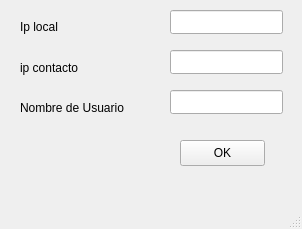
Before: the Qt Designer form Practica06/Inicio.ui in marcobravociencias/Redes2017, drawn with Qt 5.
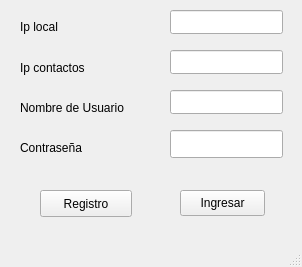
After: the same form once the commit is applied.

Commit message: agrega campo de contraseña al login y llega hasta el servidor de contactos

What changed in the file:
```diff
--- a/Practica06/Inicio.ui
+++ b/Practica06/Inicio.ui
@@ -7,7 +7,7 @@
     <x>0</x>
     <y>0</y>
     <width>302</width>
-    <height>229</height>
+    <height>267</height>
    </rect>
   </property>
   <property name="windowTitle">
@@ -18,13 +18,13 @@
     <property name="geometry">
      <rect>
       <x>180</x>
-      <y>140</y>
+      <y>190</y>
       <width>85</width>
       <height>26</height>
      </rect>
     </property>
     <property name="text">
-     <string>OK</string>
+     <string>Ingresar</string>
     </property>
    </widget>
    <widget class="QLineEdit" name="local">
@@ -70,7 +70,7 @@
      </rect>
     </property>
     <property name="text">
-     <string>ip contacto</string>
+     <string>Ip contactos</string>
     </property>
    </widget>
    <widget class="QLineEdit" name="nombre">
@@ -96,6 +96,48 @@
      <string>Nombre de Usuario</string>
     </property>
    </widget>
+   <widget class="QLineEdit" name="contrasenia">
+    <property name="geometry">
+     <rect>
+      <x>170</x>
+      <y>130</y>
+      <width>113</width>
+      <height>28</height>
+     </rect>
+    </property>
+    <property name="text">
+     <string/>
+    </property>
+    <property name="echoMode">
+     <enum>QLineEdit::Password</enum>
+    </property>
+   </widget>
+   <widget class="QLabel" name="label_4">
+    <property name="geometry">
+     <rect>
+      <x>20</x>
+      <y>140</y>
+      <width>121</width>
+      <height>16</height>
+     </rect>
+    </property>
+    <property name="text">
+     <string>Contraseña</string>
+    </property>
+   </widget>
+   <widget class="QPushButton" name="pushButton">
+    <property name="geometry">
+     <rect>
+      <x>40</x>
+      <y>190</y>
+      <width>92</width>
+      <height>27</height>
+     </rect>
+    </property>
+    <property name="text">
+     <string>Registro</string>
+    </property>
+   </widget>
   </widget>
   <widget class="QMenuBar" name="menubar">
    <property name="geometry">
```
Left out of the diff: 2 changed lines with no effect on the pictures. The commit also changes 3 other files.
